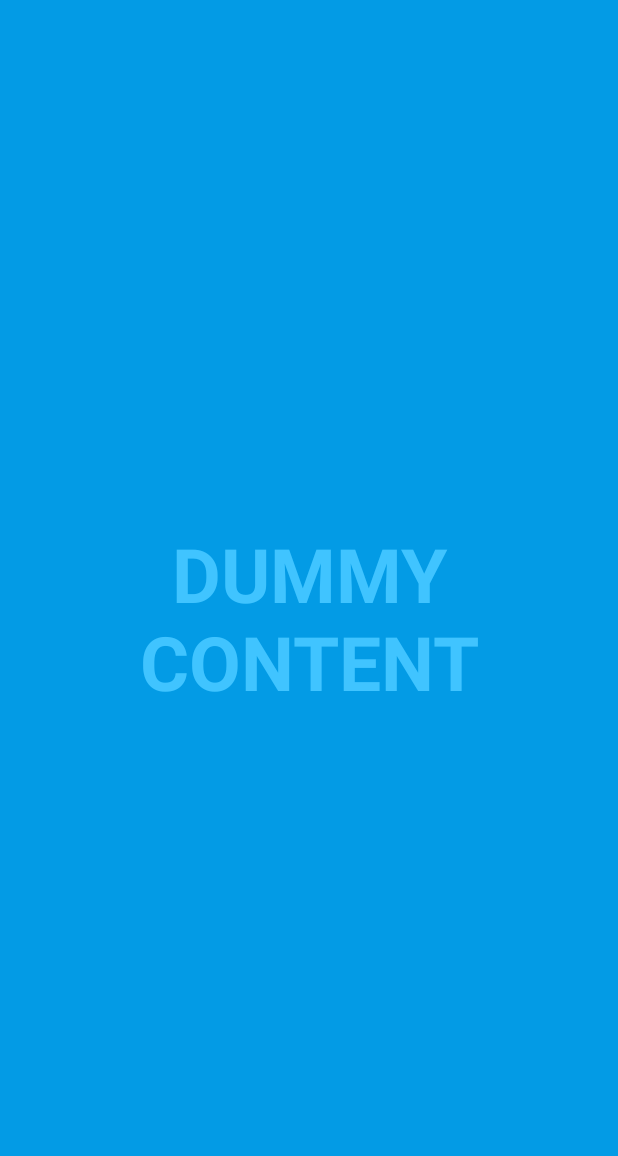
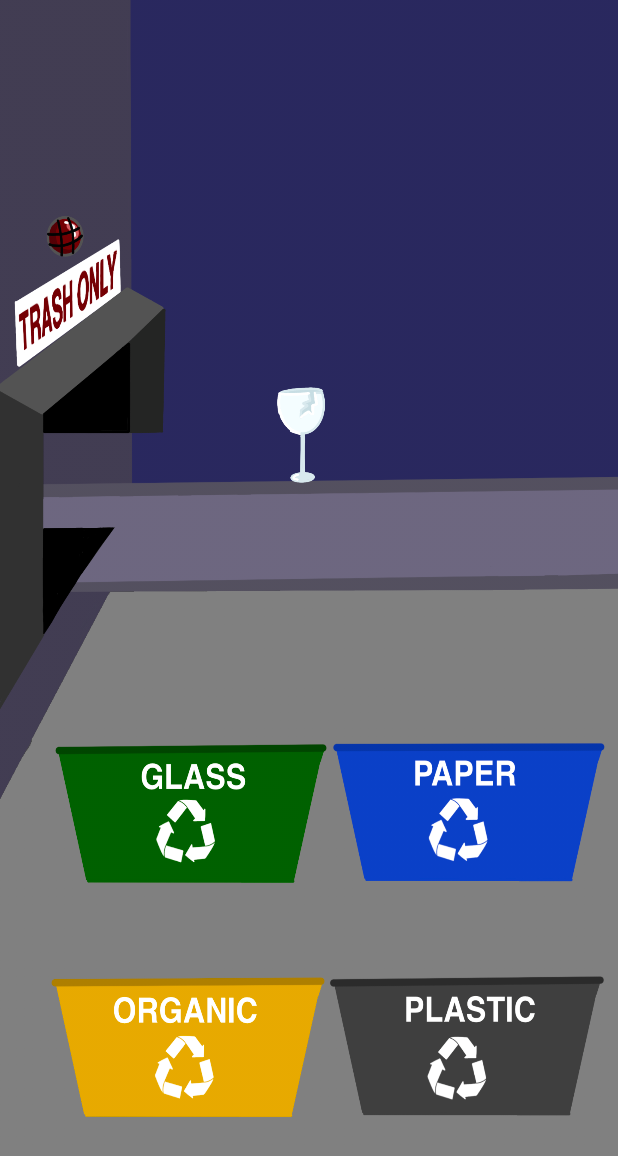
Before and after one commit to jackschedel/savethecity, an Android app: the RecyclegameActivity screen opened directly, with no data from a screen before it, on a phone screen of 412 x 824 dp. Shown: the top 1156 px of the screen. Run offline under Robolectric (Android 15) with nearby library versions, the phone set to English and light mode, and no system bars.

Commit message:
got random image generation working

```diff
--- a/client/app/src/main/res/layout/activity_recyclegame.xml
+++ b/client/app/src/main/res/layout/activity_recyclegame.xml
@@ -3,7 +3,7 @@
     xmlns:tools="http://schemas.android.com/tools"
     android:layout_width="match_parent"
     android:layout_height="match_parent"
-    android:background="?attr/fullscreenBackgroundColor"
+    android:background="@drawable/recycle_game_bckgrd"
     android:theme="@style/ThemeOverlay.Savethecity.FullscreenContainer"
     tools:context=".RecyclegameActivity">
 
@@ -16,8 +16,6 @@
         android:layout_height="match_parent"
         android:gravity="center"
         android:keepScreenOn="true"
-        android:text="@string/dummy_content"
-        android:textColor="?attr/fullscreenTextColor"
         android:textSize="50sp"
         android:textStyle="bold" />
 
@@ -37,15 +35,79 @@
             android:orientation="horizontal"
             tools:ignore="UselessParent">
 
-            <Button
-                android:id="@+id/dummy_button"
-                style="?android:attr/buttonBarButtonStyle"
-                android:layout_width="0dp"
-                android:layout_height="wrap_content"
-                android:layout_weight="1"
-                android:text="@string/dummy_button" />
+        </LinearLayout>
 
-        </LinearLayout>
+        <ImageView
+            android:id="@+id/item"
+            android:layout_width="100dp"
+            android:layout_height="100dp"
+            android:src="@drawable/glass"
+            android:translationX="150dp"
+            android:translationY="240dp" />
+
+        <ImageView
+            android:id="@+id/trash"
+            android:layout_width="242dp"
+            android:layout_height="303dp"
+            android:src="@drawable/recycle_game_furnace"
+            android:translationX="-53dp"
+            android:translationY="180dp" />
+
+        <Button
+            android:id="@+id/furnace"
+            android:layout_width="192dp"
+            android:layout_height="226dp"
+            android:alpha="0"
+            android:onClick="sort_onClick"
+            android:scaleY="3"
+            android:text="furnace"
+            android:translationX="-53dp"
+            android:translationY="180dp" />
+
+        <Button
+            android:id="@+id/glass"
+            android:layout_width="183dp"
+            android:layout_height="139dp"
+            android:alpha="0"
+            android:onClick="sort_onClick"
+            android:scaleX="1"
+            android:text="glass"
+            android:translationX="35dp"
+            android:translationY="410dp" />
+
+        <Button
+            android:id="@+id/paper"
+            android:layout_width="183dp"
+            android:layout_height="139dp"
+            android:alpha="0"
+            android:onClick="setItem"
+            android:scaleX="1"
+            android:text="paper"
+            android:translationX="220dp"
+            android:translationY="410dp" />
+
+        <Button
+            android:id="@+id/organic"
+            android:layout_width="183dp"
+            android:layout_height="139dp"
+            android:alpha="0"
+            android:onClick="sort_onClick"
+            android:scaleX="1"
+            android:text="organic"
+            android:translationX="35dp"
+            android:translationY="550dp" />
+
+        <Button
+            android:id="@+id/plastic"
+            android:layout_width="183dp"
+            android:layout_height="139dp"
+            android:alpha="0"
+            android:onClick="sort_onClick"
+            android:scaleX="1"
+            android:text="plastic"
+            android:translationX="220dp"
+            android:translationY="550dp" />
+
     </FrameLayout>
 
 </FrameLayout>
```
Also changed, not shown: client/app/src/main/java/com/citysavers/savethecity/RecyclegameActivity.java (+43 -14 lines).
